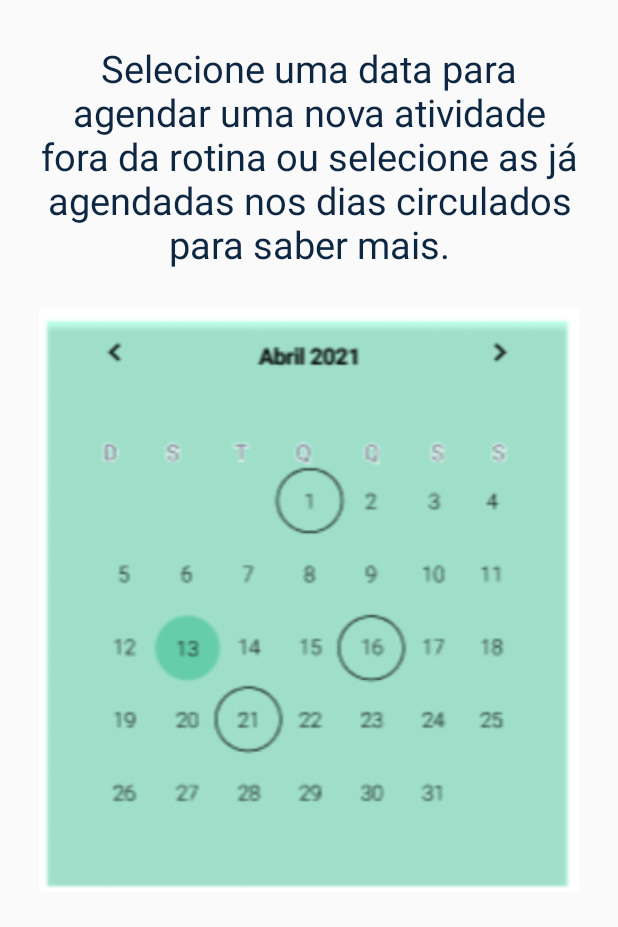
After one commit to amandabriena/minhaRotina, an Android app: the AtividadesAgendadasActivity screen opened directly, with no data from a screen before it, on a phone screen of 412 x 824 dp. The commit adds this screen. Shown: the top 927 px of the screen. Run offline under Robolectric (Android 15) with nearby library versions, the phone set to English and light mode, and no system bars.

Commit message:
layout ver atividades agendas ainda sem funcionalidades

```diff
--- a/app/src/main/AndroidManifest.xml
+++ b/app/src/main/AndroidManifest.xml
@@ -11,7 +11,8 @@
         android:roundIcon="@mipmap/ic_launcher_round"
         android:supportsRtl="true"
         android:theme="@style/AppTheme">
-        <activity android:name=".controller.CadastrarAtividadeFora"></activity>
+        <activity android:name=".controller.AtividadesAgendadasActivity"></activity>
+        <activity android:name=".controller.CadastrarAtividadeFora" />
         <activity
             android:name=".controller.PopUpResponsaveis"
             android:theme="@style/AppTheme.CustomTheme" />
--- /dev/null
+++ b/app/src/main/java/com/example/meuprojeto/controller/AtividadesAgendadasActivity.java
@@ -0,0 +1,16 @@
+package com.example.meuprojeto.controller;
+
+import androidx.appcompat.app.AppCompatActivity;
+
+import android.os.Bundle;
+
+import com.example.meuprojeto.R;
+
+public class AtividadesAgendadasActivity extends AppCompatActivity {
+
+    @Override
+    protected void onCreate(Bundle savedInstanceState) {
+        super.onCreate(savedInstanceState);
+        setContentView(R.layout.activity_atividades_agendadas);
+    }
+}
--- a/app/src/main/java/com/example/meuprojeto/controller/DashboardActivity.java
+++ b/app/src/main/java/com/example/meuprojeto/controller/DashboardActivity.java
@@ -26,7 +26,7 @@ import com.squareup.picasso.Picasso;
 
 public class DashboardActivity extends AppCompatActivity {
     //Declarando variáveis
-    Button btGerAtividades, btCadastrarAtv, btEditar, btRotinaDiaria, btVoltar, btEditarPreferencias;
+    Button btGerAtividades, btCadastrarAtv, btEditar, btRotinaDiaria, btVoltar, btEditarPreferencias, btAtividadesAgendadas;
     ImageView imgIcon;
 
     @Override
@@ -42,6 +42,7 @@ public class DashboardActivity extends AppCompatActivity {
         btRotinaDiaria = (Button) findViewById(R.id.btRotinaDiaria);
         btEditar = (Button) findViewById(R.id.btEditar);
         btEditarPreferencias = (Button) findViewById(R.id.btEditarPreferencias);
+        btAtividadesAgendadas = (Button) findViewById(R.id.btAtvsAgendadas);
         btVoltar = (Button) findViewById(R.id.btVoltarCrianca);
 
         //Pegando imagem de icone do usuário
@@ -104,6 +105,14 @@ public class DashboardActivity extends AppCompatActivity {
                 startActivity(rotinaHoje);
             }
         });
+        btAtividadesAgendadas.setOnClickListener(new View.OnClickListener() {
+            @Override
+            public void onClick(View v) {
+                //Direcionando a ação do botão para abrir a tela de atividades
+                Intent gerAtividades = new Intent(DashboardActivity.this, AtividadesAgendadasActivity.class);
+                startActivity(gerAtividades);
+            }
+        });
         btVoltar.setOnClickListener(new View.OnClickListener() {
             @Override
             public void onClick(View v) {
--- /dev/null
+++ b/app/src/main/res/layout/activity_atividades_agendadas.xml
@@ -0,0 +1,37 @@
+<?xml version="1.0" encoding="utf-8"?>
+<androidx.constraintlayout.widget.ConstraintLayout xmlns:android="http://schemas.android.com/apk/res/android"
+    xmlns:app="http://schemas.android.com/apk/res-auto"
+    xmlns:tools="http://schemas.android.com/tools"
+    android:layout_width="match_parent"
+    android:layout_height="match_parent"
+    tools:context=".controller.AtividadesAgendadasActivity">
+
+    <LinearLayout
+        android:layout_width="match_parent"
+        android:layout_height="match_parent"
+        android:gravity="center_horizontal"
+        android:orientation="vertical"
+        android:layout_margin="20dp"
+        app:layout_constraintTop_toTopOf="parent">
+
+        <TextView
+            android:id="@+id/data"
+            android:layout_width="wrap_content"
+            android:layout_height="wrap_content"
+            android:layout_marginTop="@dimen/margin_top_cadastro"
+            android:text="@string/instrucoes"
+            android:textAlignment="center"
+
+            android:textAppearance="@style/label_maior" />
+
+        <ImageView
+            android:id="@+id/imageView2"
+            android:layout_width="360dp"
+            android:layout_height="400dp"
+            android:layout_marginTop="20dp"
+            app:srcCompat="@drawable/calendar" />
+
+
+    </LinearLayout>
+
+</androidx.constraintlayout.widget.ConstraintLayout>
--- a/app/src/main/res/values/strings.xml
+++ b/app/src/main/res/values/strings.xml
@@ -77,4 +77,7 @@
     <string name="horarioPreparacao">Horário para preparação:</string>
     <string name="data">Data:</string>
 
+    //Página de calendário de atividades agendadas
+    <string name="instrucoes">Selecione uma data para agendar uma nova atividade fora da rotina ou selecione as já agendadas nos dias circulados para saber mais.</string>
+
 </resources>
```
Also changed, not shown: app/src/main/res/drawable/calendar.png (added).
